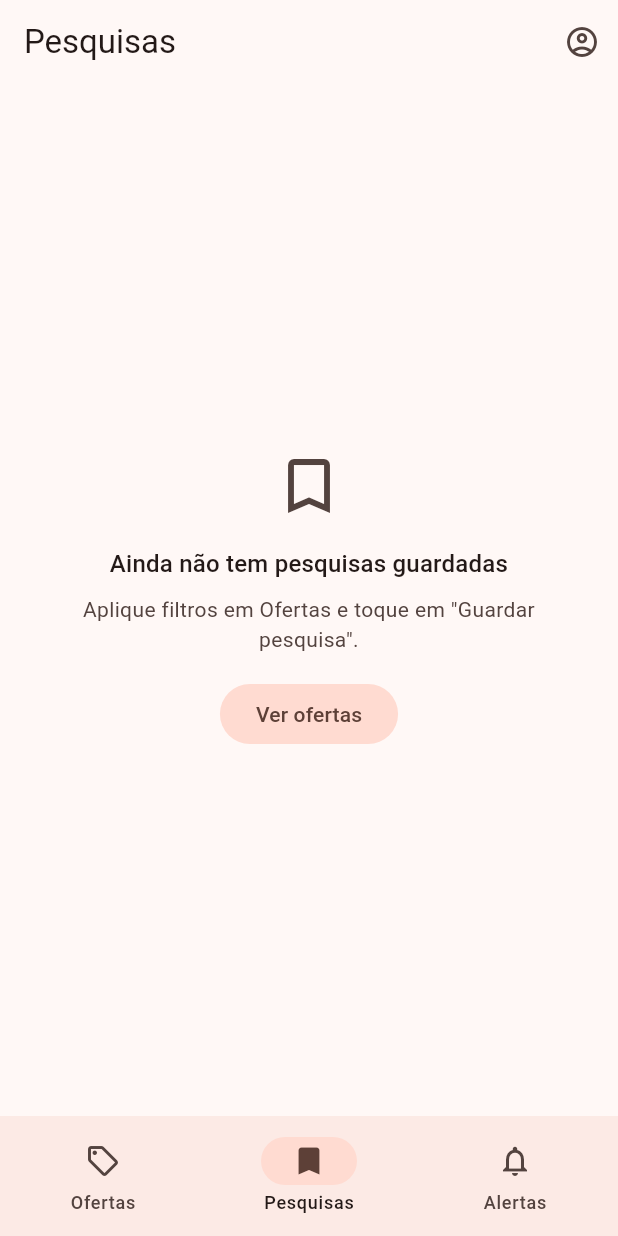
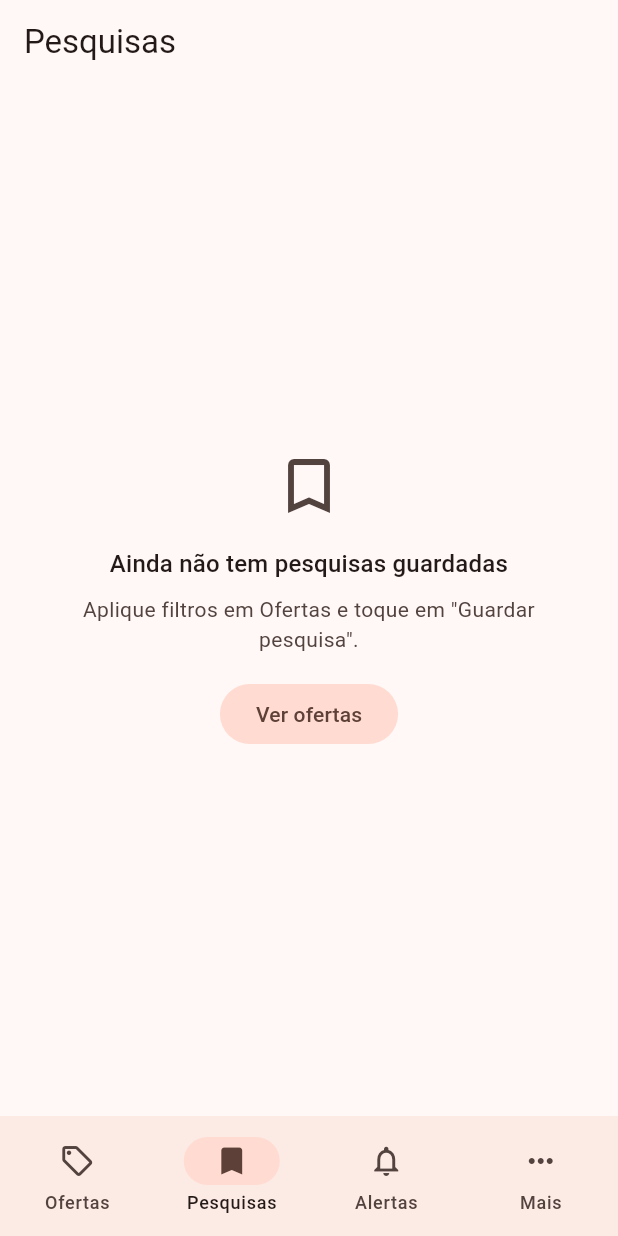
Before and after one commit to rafaelfaria1323/motorcycle-deal-tracker, a Flutter app: the screen it shows after launch, item 2 of the bottom bar chosen, on a phone screen of 412 x 824 dp. Run offline on Flutter 3.47's test engine with Material 3 defaults, Android fonts, the phone set to English and light mode, and no system bars; our stand-ins replace equatable, flutter_bloc, get_it, go_router, supabase, supabase_flutter; accounts and stored records are empty; network calls fail.

Commit message:
feat(app): a "Mais" tab for the account, models and collection (13.2)
The account was reachable only from an icon in the Pesquisas app bar and
"Modelos acompanhados" only from inside the account sheet. A fourth tab,
"Mais", now holds the account (sign in/out), Modelos acompanhados
(enabled when signed in) and the collection status, from every screen.

Co-Authored-By: Claude Opus 5.5 <noreply@anthropic.com>
Claude-Session: https://claude.ai/code/session_012Qsimqdoa35Cf1xtr2Jz16

```diff
--- a/app/lib/app/router/app_router.dart
+++ b/app/lib/app/router/app_router.dart
@@ -11,6 +11,7 @@ import '../../features/listings/presentation/pages/dashboard_page.dart';
 import '../../features/listings/presentation/pages/listing_detail_page.dart';
 import '../../features/listings/presentation/pages/saved_searches_page.dart';
 import '../../features/listings/presentation/pages/tracked_models_page.dart';
+import '../../features/settings/presentation/more_page.dart';
 import '../di/injection.dart';
 import '../shell/app_shell.dart';
 import 'app_routes.dart';
@@ -81,10 +82,17 @@ final appRouter = GoRouter(
             ),
           ],
         ),
+        StatefulShellBranch(
+          routes: [
+            GoRoute(
+              path: AppRoutes.more,
+              builder: (context, state) => const MorePage(),
+            ),
+          ],
+        ),
       ],
     ),
-    // Outside the shell: a full page with a back button, opened from the
-    // account sheet.
+    // Outside the shell: a full page with a back button, opened from Mais.
     GoRoute(
       path: AppRoutes.models,
       builder: (context, state) => const TrackedModelsPage(),
--- a/app/lib/app/router/app_routes.dart
+++ b/app/lib/app/router/app_routes.dart
@@ -2,6 +2,7 @@ abstract final class AppRoutes {
   static const deals = '/deals';
   static const searches = '/searches';
   static const alerts = '/alerts';
+  static const more = '/more';
   static const models = '/models';
 
   static String listingDetail(String id) => '$deals/$id';
--- a/app/lib/app/shell/app_shell.dart
+++ b/app/lib/app/shell/app_shell.dart
@@ -13,6 +13,7 @@ class AppShell extends StatelessWidget {
     _Destination('Ofertas', Icons.local_offer_outlined, Icons.local_offer),
     _Destination('Pesquisas', Icons.bookmark_border, Icons.bookmark),
     _Destination('Alertas', Icons.notifications_outlined, Icons.notifications),
+    _Destination('Mais', Icons.more_horiz, Icons.more_horiz),
   ];
 
   void _onSelect(int index) {
--- a/app/lib/features/listings/presentation/pages/saved_searches_page.dart
+++ b/app/lib/features/listings/presentation/pages/saved_searches_page.dart
@@ -4,7 +4,6 @@ import 'package:go_router/go_router.dart';
 
 import '../../../../app/di/injection.dart';
 import '../../../../app/router/app_routes.dart';
-import '../../../../core/auth/account_sheet.dart';
 import '../../../../core/widgets/state_message.dart';
 import '../../domain/entities/motorcycle_option.dart';
 import '../../domain/entities/saved_search.dart';
@@ -82,16 +81,7 @@ class SavedSearchesPage extends StatelessWidget {
     final theme = Theme.of(context);
 
     return Scaffold(
-      appBar: AppBar(
-        title: const Text('Pesquisas'),
-        actions: [
-          IconButton(
-            tooltip: 'Conta',
-            icon: const Icon(Icons.account_circle_outlined),
-            onPressed: () => showAccountSheet(context),
-          ),
-        ],
-      ),
+      appBar: AppBar(title: const Text('Pesquisas')),
       body: BlocBuilder<SavedSearchesCubit, SavedSearchesState>(
         builder: (context, state) {
           switch (state.status) {
```
Also changed, not shown: app/lib/core/auth/account_sheet.dart (+0 -15 lines), app/lib/features/settings/presentation/more_page.dart (added, +96 -0 lines), 2 other files.
